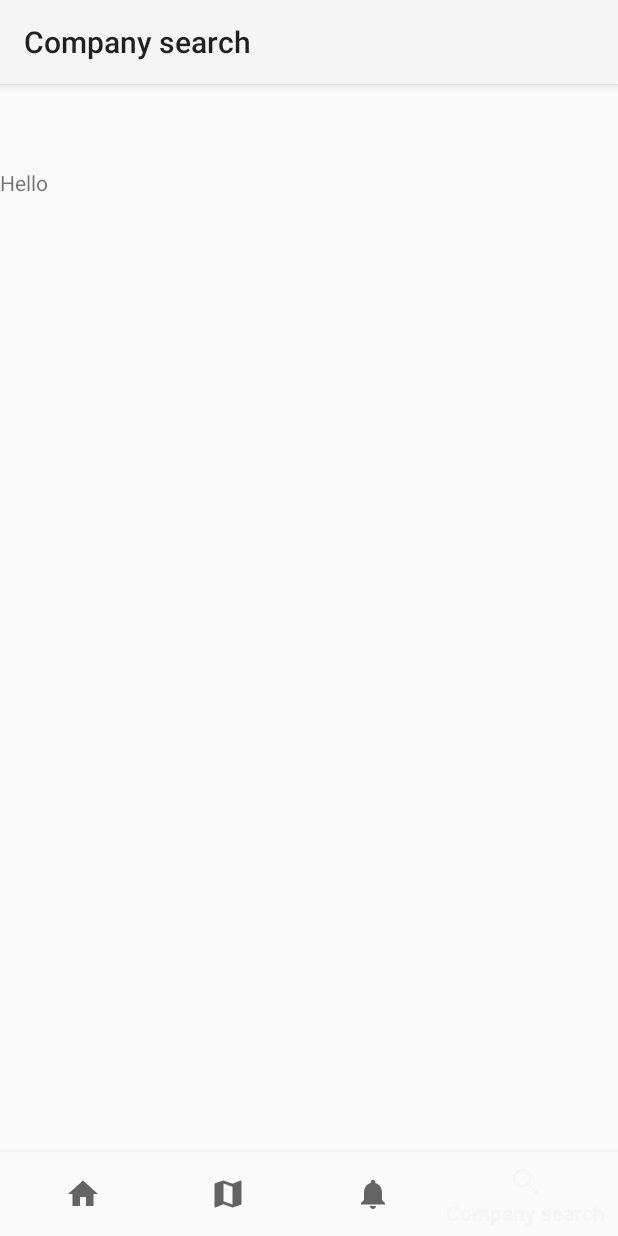
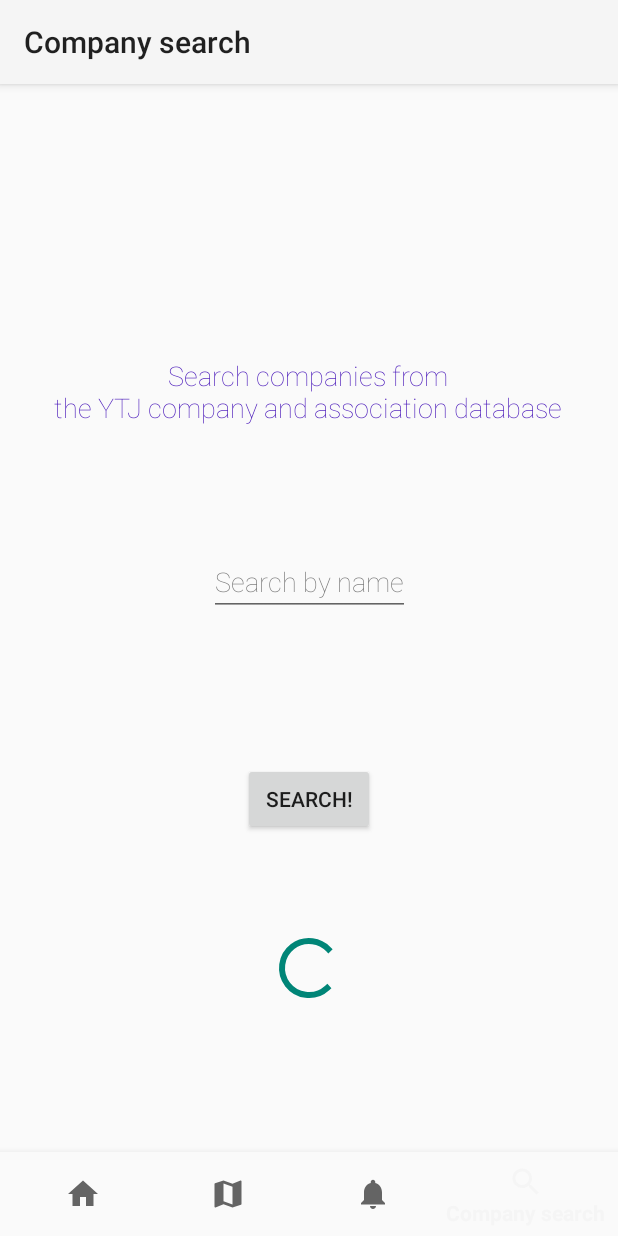
Before and after one commit to maijuriina/Android-Java-Course, an Android app: the SearchFragment screen opened through its navigation route, on a phone screen of 412 x 824 dp. Run offline under Robolectric (Android 15) with nearby library versions, the phone set to English and light mode, and no system bars; our stand-ins replace navigation-ui.

Commit message:
Added layout elements and new strings.

```diff
--- a/TestApplication/app/src/main/res/layout/fragment_search.xml
+++ b/TestApplication/app/src/main/res/layout/fragment_search.xml
@@ -7,8 +7,62 @@
     tools:context=".ui.search.SearchFragment">
 
     <TextView
-        android:layout_width="match_parent"
-        android:layout_height="match_parent"
-        android:text="Hello" />
+        android:id="@+id/searchDescription"
+        android:layout_width="wrap_content"
+        android:layout_height="wrap_content"
+        android:layout_marginTop="90dp"
+        android:layout_marginBottom="45dp"
+        android:fontFamily="sans-serif-thin"
+        android:text="@string/searchDescription"
+        android:textAlignment="center"
+        android:textColor="@color/colorPrimaryDark"
+        android:textSize="18sp"
+        app:layout_constraintBottom_toTopOf="@+id/editText"
+        app:layout_constraintEnd_toEndOf="parent"
+        app:layout_constraintHorizontal_bias="0.493"
+        app:layout_constraintStart_toStartOf="parent"
+        app:layout_constraintTop_toTopOf="parent" />
+
+    <EditText
+        android:id="@+id/editText"
+        android:layout_width="wrap_content"
+        android:layout_height="wrap_content"
+        android:layout_marginTop="60dp"
+        android:layout_marginBottom="15dp"
+        android:autofillHints=""
+        android:fontFamily="sans-serif-thin"
+        android:hint="@string/searchByName"
+        android:inputType="textAutoCorrect|textCapSentences"
+        app:layout_constraintBottom_toTopOf="@+id/searchButton"
+        app:layout_constraintEnd_toEndOf="parent"
+        app:layout_constraintHorizontal_bias="0.5"
+        app:layout_constraintStart_toStartOf="parent"
+        app:layout_constraintTop_toBottomOf="@+id/searchDescription"
+        app:layout_constraintTop_toTopOf="@id/searchDescription" />
+
+    <Button
+        android:id="@+id/searchButton"
+        android:layout_width="wrap_content"
+        android:layout_height="wrap_content"
+        android:layout_marginTop="15dp"
+        android:layout_marginBottom="200dp"
+        android:text="@string/searchButton"
+        app:layout_constraintBottom_toBottomOf="parent"
+        app:layout_constraintEnd_toEndOf="parent"
+        app:layout_constraintHorizontal_bias="0.5"
+        app:layout_constraintStart_toStartOf="parent"
+        app:layout_constraintTop_toBottomOf="@+id/editText" />
+
+    <ProgressBar
+        android:id="@+id/indeterminateBar"
+        android:layout_width="wrap_content"
+        android:layout_height="wrap_content"
+        android:layout_marginTop="40dp"
+        android:layout_marginBottom="130dp"
+        app:layout_constraintBottom_toBottomOf="parent"
+        app:layout_constraintEnd_toEndOf="parent"
+        app:layout_constraintHorizontal_bias="0.5"
+        app:layout_constraintStart_toStartOf="parent"
+        app:layout_constraintTop_toBottomOf="@+id/searchButton" />
 
 </androidx.constraintlayout.widget.ConstraintLayout>
--- a/TestApplication/app/src/main/res/values/strings.xml
+++ b/TestApplication/app/src/main/res/values/strings.xml
@@ -33,4 +33,8 @@
     <string name="timerDone">FINISHED!</string>
     <string name="cannotTime">Set a time!</string>
     <string name="title_company_search">Company search</string>
+    <string name="searchDescription">Search companies from\nthe YTJ company and association database</string>
+    <string name="searchByName">Search by name</string>
+    <string name="searchButton">Search!</string>
+    <string name="searching">Searching..</string>
 </resources>
```
Also changed, not shown: 1 other file.
